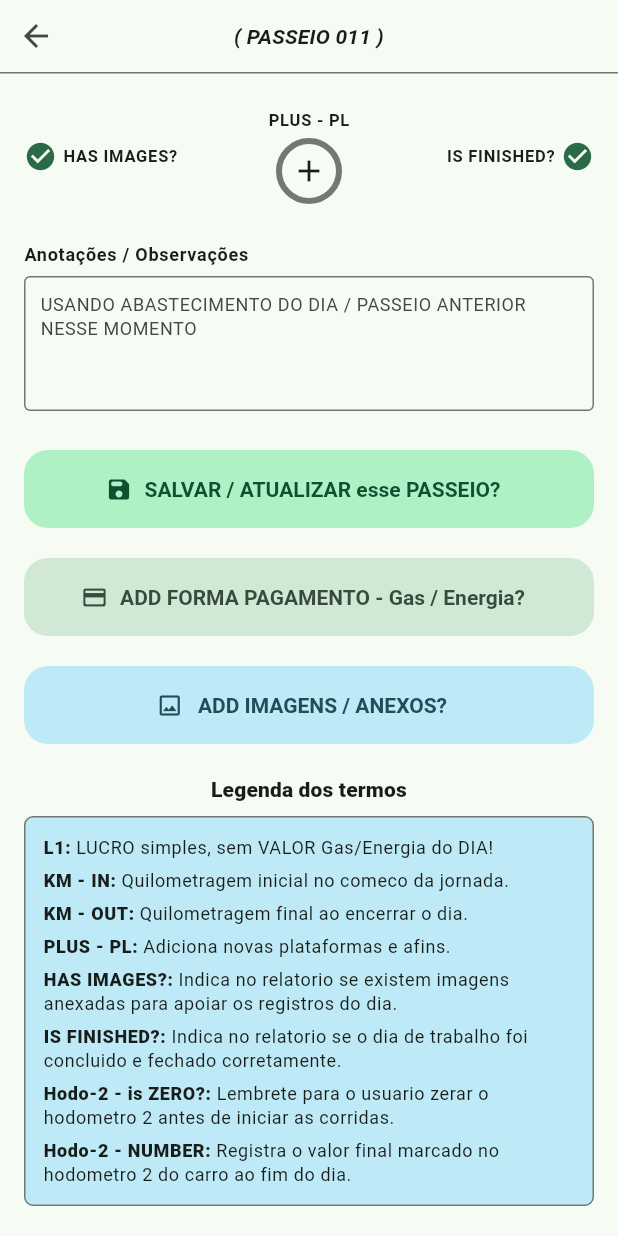
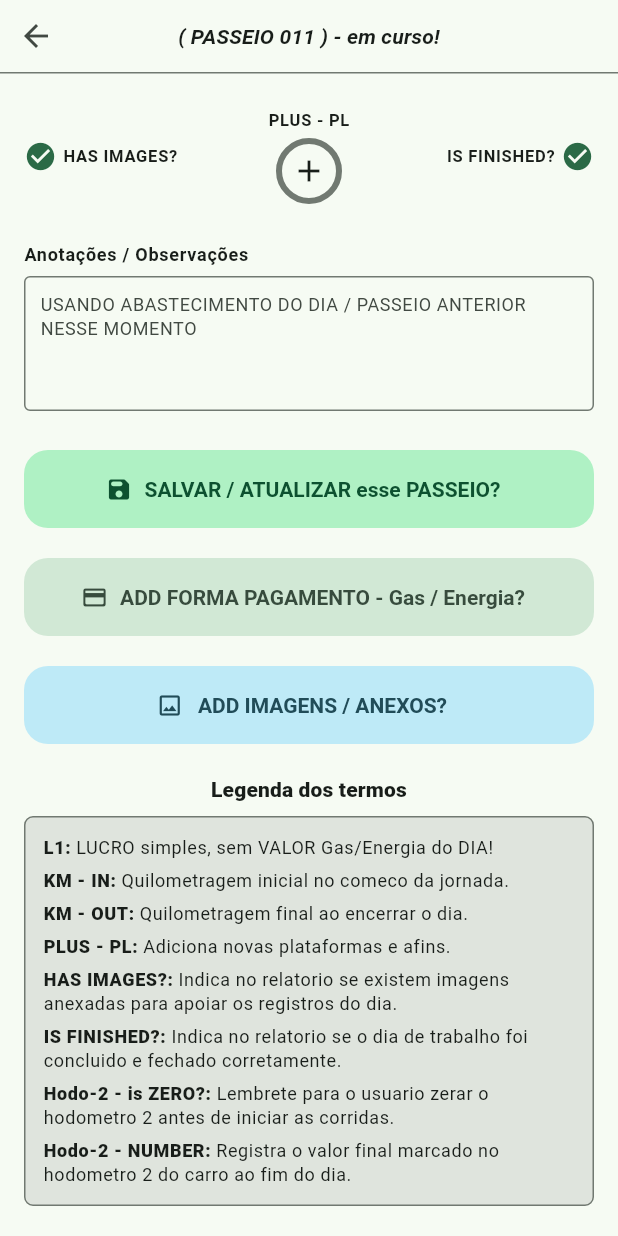
Before and after one commit to cleidson-machado/ride-driver-clean, a Flutter app: the FinancialHistoryView screen opened directly, scrolled down 463 dp, on a phone screen of 412 x 824 dp. Run offline on Flutter 3.47's test engine with Material 3 defaults, Android fonts, the phone set to English and light mode, and no system bars; our stand-ins replace dio, floor, sqflite; accounts and stored records are empty.

Commit message:
Fix: Update mock date in FinancialHistoryView to reflect current status and adjust color scheme in TermsLegendSection for better visibility

```diff
--- a/lib/features/financial_history/financial_history_view.dart
+++ b/lib/features/financial_history/financial_history_view.dart
@@ -9,7 +9,7 @@ class FinancialHistoryView extends StatefulWidget {
 }
 
 class _FinancialHistoryViewState extends State<FinancialHistoryView> {
-	static const String _mockDate = '( PASSEIO 011 )';
+	static const String _mockDate = '( PASSEIO 011 ) - em curso!';
 	static const String _mockRideDate = '16 Julho 2016';
 	static const String _mockStartMileage = '44.762';
 	static const String _mockEmptyValue = 'NONE';
@@ -754,7 +754,7 @@ class _TermsLegendSection extends StatelessWidget {
 				const SizedBox(height: 8),
 				Container(
 					decoration: BoxDecoration(
-						color: colorScheme.tertiaryContainer,
+						color: colorScheme.surfaceContainerHighest,
 						borderRadius: BorderRadius.circular(6),
 						border: Border.all(color: colorScheme.outline),
 					),
```
